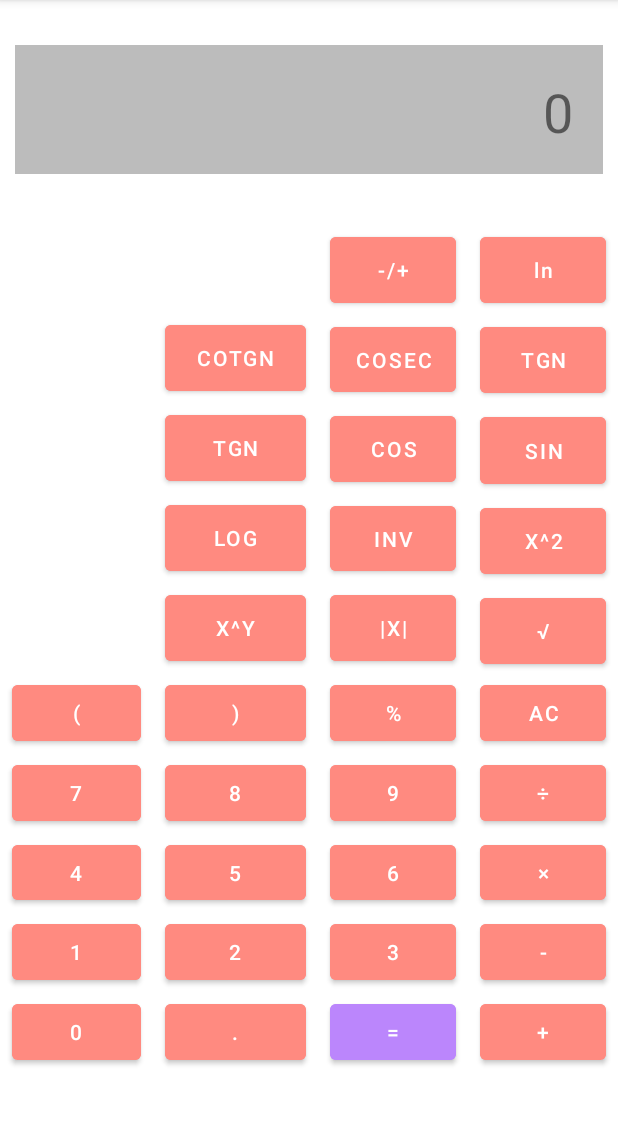
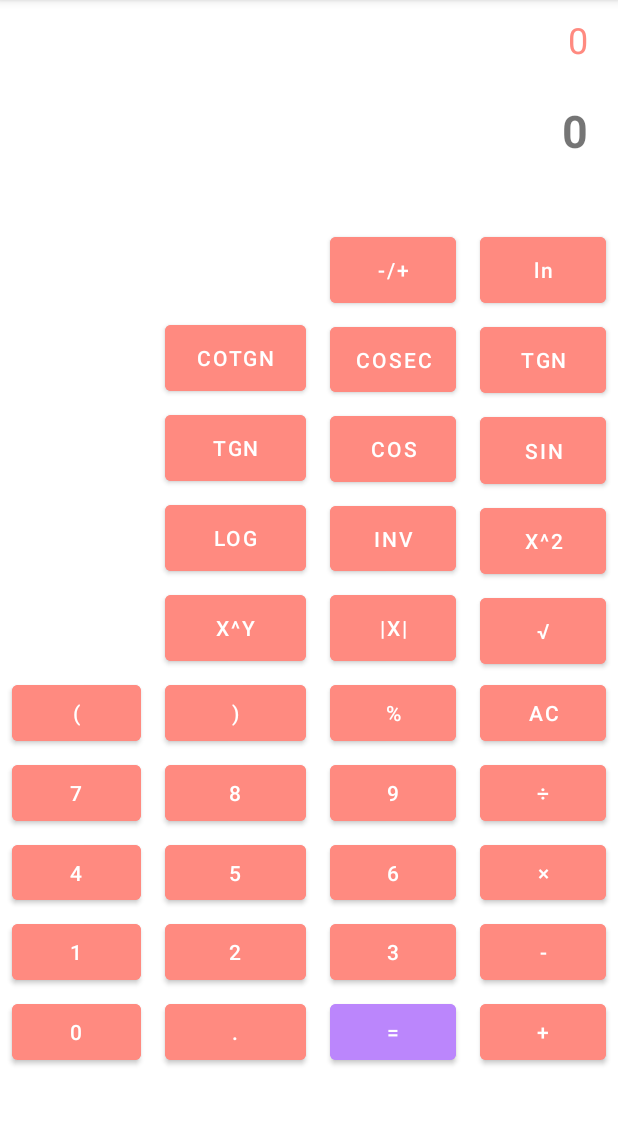
Before and after one commit to rmlz/AndroidSciCalculator, an Android app: the screen it shows after launch (MainActivity), on a phone screen of 412 x 824 dp, the part 84-1209 px from its top. Run offline under Robolectric (Android 15) with nearby library versions, the phone set to English and light mode, and no system bars.

```diff
--- a/app/src/main/res/layout/activity_main.xml
+++ b/app/src/main/res/layout/activity_main.xml
@@ -524,29 +524,56 @@
         app:layout_constraintTop_toTopOf="@+id/guideline7" />
 
     <TextView
-        android:id="@+id/tvDisplay"
+        android:id="@+id/tvDisplayCalc"
         android:layout_width="0dp"
         android:layout_height="0dp"
         android:layout_marginStart="10dp"
-        android:layout_marginTop="30dp"
         android:layout_marginEnd="10dp"
-        android:background="#BCBCBC"
+        android:background="#00BCBCBC"
         android:freezesText="false"
         android:isScrollContainer="false"
         android:keepScreenOn="false"
         android:lineSpacingExtra="8sp"
-        android:padding="20sp"
+        android:padding="10sp"
         android:scrollbarAlwaysDrawHorizontalTrack="false"
         android:scrollbarAlwaysDrawVerticalTrack="false"
         android:scrollbars="horizontal|vertical"
         android:scrollHorizontally="false"
         android:text="0"
         android:textAlignment="textEnd"
-        android:textSize="36sp"
-        app:layout_constraintBottom_toTopOf="@+id/guideline3"
+        android:textColor="@color/red_100"
+        android:textSize="24sp"
+        app:layout_constraintBottom_toTopOf="@+id/guideline"
         app:layout_constraintEnd_toEndOf="parent"
         app:layout_constraintStart_toStartOf="parent"
         app:layout_constraintTop_toTopOf="parent" />
+
+    <TextView
+        android:id="@+id/tvDisplayResult"
+        android:layout_width="0dp"
+        android:layout_height="0dp"
+        android:layout_marginStart="10dp"
+        android:layout_marginEnd="10dp"
+        android:background="#00BCBCBC"
+        android:freezesText="false"
+        android:isScrollContainer="false"
+        android:keepScreenOn="false"
+        android:lineSpacingExtra="8sp"
+        android:padding="10sp"
+        android:scrollbarAlwaysDrawHorizontalTrack="false"
+        android:scrollbarAlwaysDrawVerticalTrack="false"
+        android:scrollbars="horizontal|vertical"
+        android:scrollHorizontally="false"
+        android:text="0"
+        android:textAlignment="textEnd"
+        android:textSize="30sp"
+        android:textStyle="bold"
+        app:layout_constraintBottom_toTopOf="@+id/guideline3"
+        app:layout_constraintEnd_toEndOf="parent"
+        app:layout_constraintHorizontal_bias="0.0"
+        app:layout_constraintStart_toStartOf="parent"
+        app:layout_constraintTop_toTopOf="@+id/guideline"
+        app:layout_constraintVertical_bias="1.0" />
 
     <androidx.constraintlayout.widget.Guideline
         android:id="@+id/guideline3"
@@ -604,4 +631,11 @@
         android:orientation="horizontal"
         app:layout_constraintGuide_begin="715dp" />
 
+    <androidx.constraintlayout.widget.Guideline
+        android:id="@+id/guideline"
+        android:layout_width="wrap_content"
+        android:layout_height="wrap_content"
+        android:orientation="horizontal"
+        app:layout_constraintGuide_begin="57dp" />
+
 </androidx.constraintlayout.widget.ConstraintLayout>
```
Also changed, not shown: app/src/main/java/com/ramonbarros/scicalc/MainActivity.kt (+81 -53 lines).
